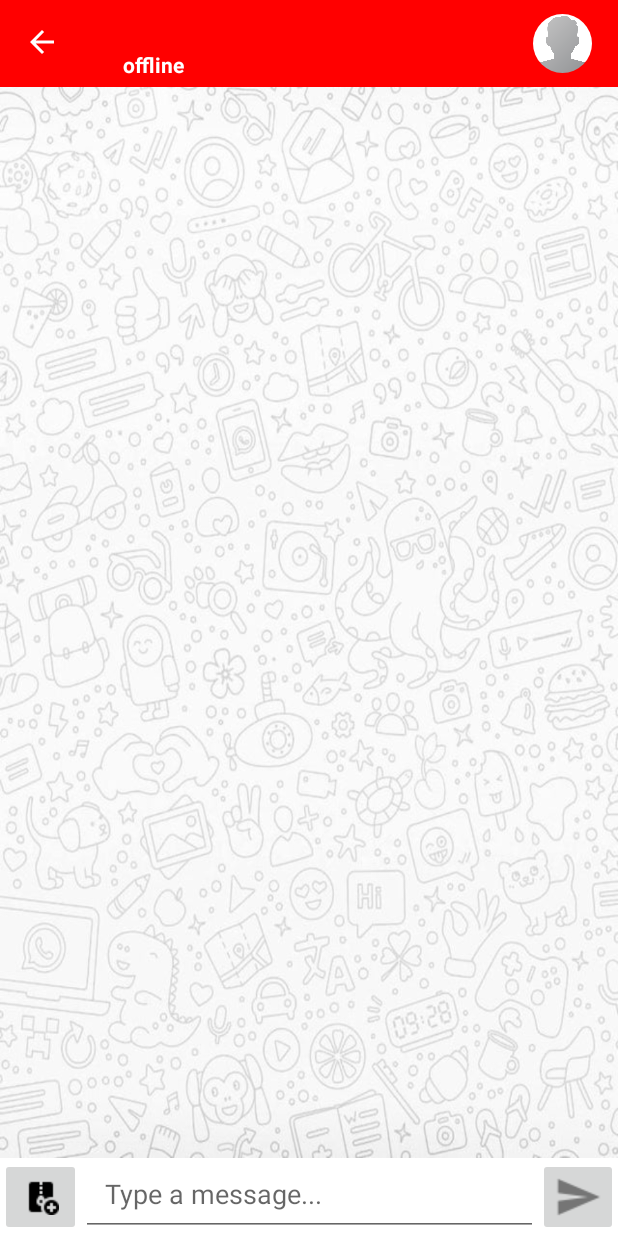
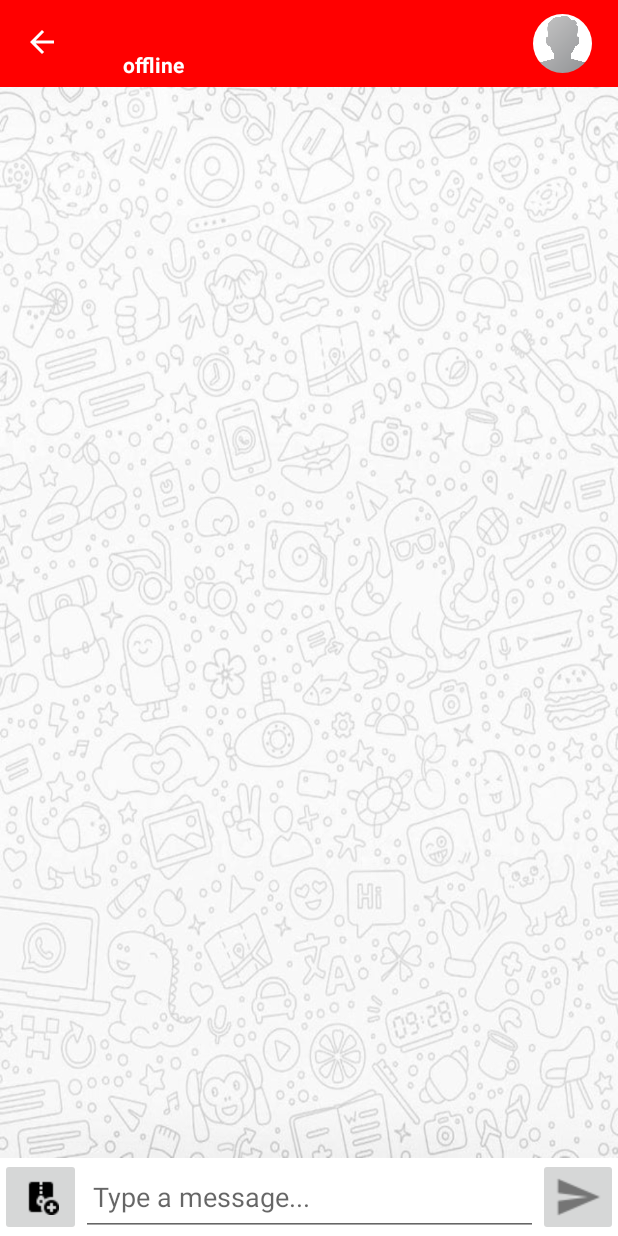
Before and after one commit to gauravraj0510/PopChat, an Android app: the ChatActivity screen opened directly, with no data from a screen before it, on a phone screen of 412 x 824 dp. Run offline under Robolectric (Android 15) with nearby library versions, the phone set to English and light mode, and no system bars; our stand-ins replace CircleImageView, Firebase (no records; nobody signed in at launch, a user with empty details on screens opened directly), Picasso; pictures from the network do not load; 3 statements that could not run were skipped.

Commit message:
Inout field and chat mesages layout improved

```diff
--- a/app/src/main/res/layout/activity_chat.xml
+++ b/app/src/main/res/layout/activity_chat.xml
@@ -47,8 +47,9 @@
             android:layout_width="match_parent"
             android:layout_height="match_parent"
             android:layout_weight="0.3"
+            android:inputType="textMultiLine"
             android:hint="Type a message..."
-            android:padding="16dp" />
+            android:padding="8dp" />
 
         <ImageButton
             android:id="@+id/send_message_private_button"
```
Also changed, not shown: app/src/main/res/layout/custom_messages_layout.xml (+6 -5 lines).
